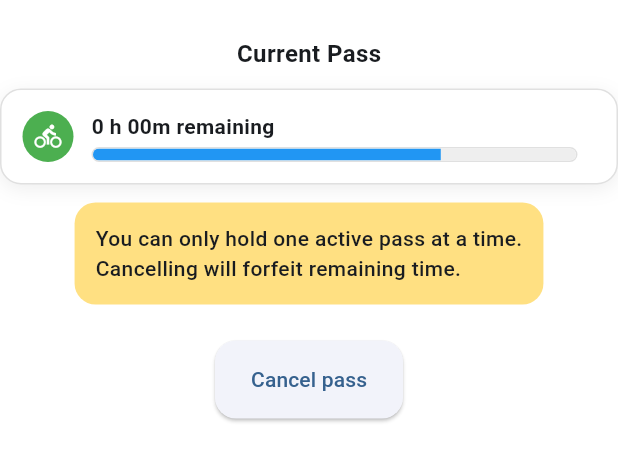
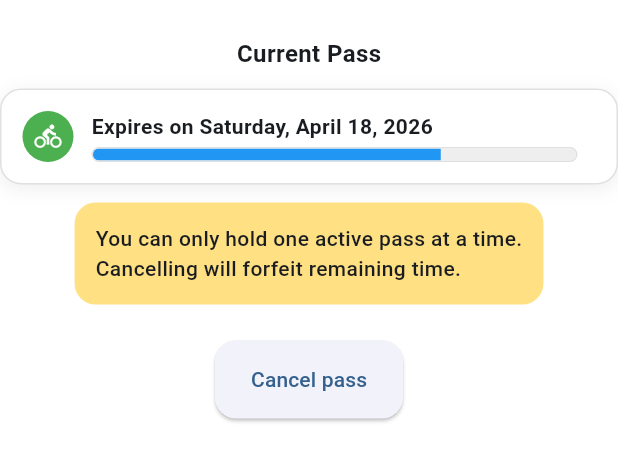
Before and after one commit to seangDarong/UX-Final_Project, a Flutter app: the ActivePassView widget shown alone on an empty page, opened directly with empty values, on a phone screen of 412 x 824 dp. Shown: the top 461 px of the screen. Run offline on Flutter 3.47's test engine with Material 3 defaults, Android fonts, the phone set to English and light mode, and no system bars; our stand-ins replace flutter_map, latlong2; network calls fail.

Commit message:
fix: PASS-005 - change the expirey date format from diplaying how many day they have to the exact date that the pass will expire

```diff
--- a/lib/ui/screen/pass/widgets/active_pass_view.dart
+++ b/lib/ui/screen/pass/widgets/active_pass_view.dart
@@ -14,8 +14,6 @@ class ActivePassView extends StatelessWidget {
 
   @override
   Widget build(BuildContext context) {
-    final remaining = pass.expirationDate.difference(DateTime.now());
-
     return SingleChildScrollView(
       child: Column(
         children: [
@@ -62,7 +60,7 @@ class ActivePassView extends StatelessWidget {
                     crossAxisAlignment: CrossAxisAlignment.start,
                     children: [
                       Text(
-                        _formatRemaining(pass.type, remaining),
+                        _formatExpiryDate(context, pass.expirationDate),
                         style: const TextStyle(fontWeight: FontWeight.w600),
                       ),
                       const SizedBox(height: 4),
@@ -125,31 +123,10 @@ class ActivePassView extends StatelessWidget {
     );
   }
 
-  String _formatRemaining(PassType type, Duration remaining) {
-    if (remaining.isNegative) {
-      return 'Expired';
-    }
-
-    final totalDays = (remaining.inMinutes / Duration.minutesPerDay).ceil();
-
-    switch (type) {
-      case PassType.day:
-        final hours = remaining.inHours;
-        final minutes = remaining.inMinutes.remainder(60);
-        return '$hours h ${minutes.toString().padLeft(2, '0')}m remaining';
-      case PassType.monthly:
-        return '$totalDays day${totalDays == 1 ? '' : 's'} remaining';
-      case PassType.annual:
-        final months = totalDays ~/ 30;
-        final days = totalDays % 30;
-        if (months == 0) {
-          return '$days day${days == 1 ? '' : 's'} remaining';
-        }
-        if (days == 0) {
-          return '$months month${months == 1 ? '' : 's'} remaining';
-        }
-        return '$months month${months == 1 ? '' : 's'} '
-            '$days day${days == 1 ? '' : 's'} remaining';
-    }
+  String _formatExpiryDate(BuildContext context, DateTime expirationDate) {
+    final fullDate = MaterialLocalizations.of(
+      context,
+    ).formatFullDate(expirationDate.toLocal());
+    return 'Expires on $fullDate';
   }
 }
```
